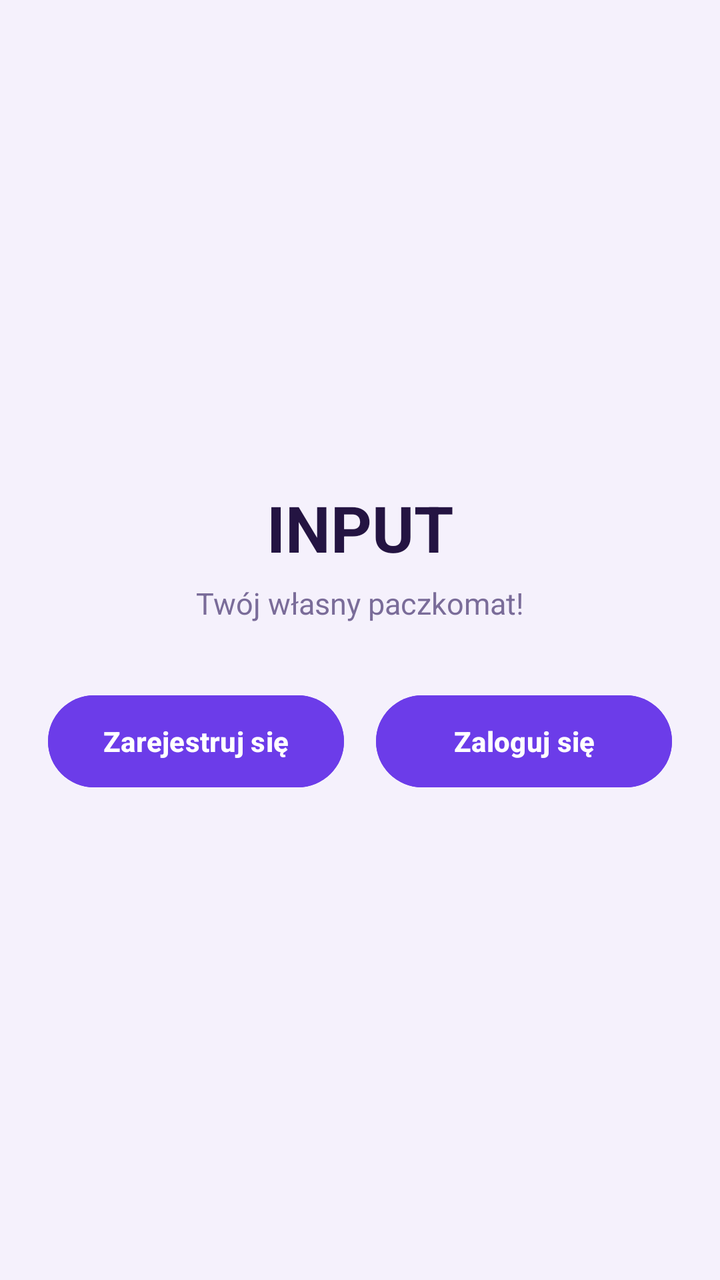
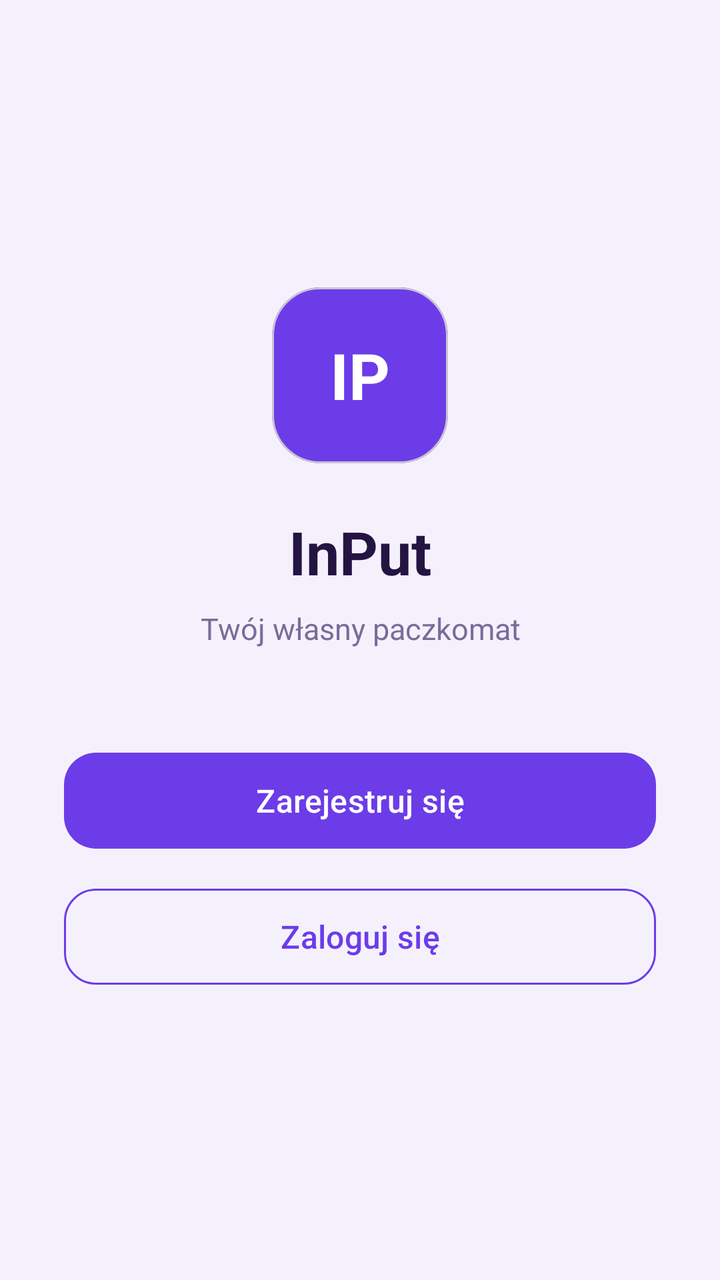

Before-and-after screenshots of an Android layout around one commit, followed by the original layout XML and the change that was made.
<!-- AndroidManifest.xml: application theme Theme.DemoEmptyActivity -->
<!-- res/layout/activity_main.xml -->
<?xml version="1.0" encoding="utf-8"?>
<androidx.appcompat.widget.LinearLayoutCompat xmlns:android="http://schemas.android.com/apk/res/android"
    xmlns:app="http://schemas.android.com/apk/res-auto"
    xmlns:tools="http://schemas.android.com/tools"
    android:id="@+id/main"
    android:layout_width="match_parent"
    android:layout_height="match_parent"
    android:orientation="vertical"
    android:gravity="center"
    android:padding="24dp"
    android:background="@color/purple_background"
    tools:context=".MainActivity">

    <TextView
        android:layout_width="wrap_content"
        android:layout_height="wrap_content"
        android:text="INPUT"
        android:textSize="32sp"
        android:textStyle="bold"
        android:textColor="@color/text_dark"
        android:layout_marginBottom="6dp" />

    <TextView
        android:layout_width="wrap_content"
        android:layout_height="wrap_content"
        android:text="Twój własny paczkomat!"
        android:textSize="15sp"
        android:textColor="@color/text_muted"
        android:layout_marginBottom="32dp" />

    <LinearLayout
        android:layout_width="match_parent"
        android:layout_height="wrap_content"
        android:orientation="horizontal">

        <Button
            android:layout_width="0dp"
            android:layout_height="54dp"
            android:layout_weight="1"
            android:layout_marginEnd="8dp"
            android:id="@+id/btn1"
            android:text="Zarejestruj się"
            android:textSize="14sp"
            android:textStyle="bold"
            android:textColor="@color/white"
            android:backgroundTint="@color/purple_primary" />

        <Button
            android:layout_width="0dp"
            android:layout_height="54dp"
            android:layout_weight="1"
            android:layout_marginStart="8dp"
            android:id="@+id/btn2"
            android:text="Zaloguj się"
            android:textSize="14sp"
            android:textStyle="bold"
            android:textColor="@color/white"
            android:backgroundTint="@color/purple_primary" />
    </LinearLayout>

</androidx.appcompat.widget.LinearLayoutCompat>
<!-- resources referenced by this layout -->
<resources>
  <color name="purple_background">#F5F1FC</color>
  <color name="purple_primary">#6C3CE9</color>
  <color name="text_dark">#241442</color>
  <color name="text_muted">#7A6C99</color>
  <color name="white">#FFFFFFFF</color>
  <style name="Theme.DemoEmptyActivity" parent="Base.Theme.DemoEmptyActivity" />
  <style name="Base.Theme.DemoEmptyActivity" parent="Theme.Material3.DayNight.NoActionBar">
          <item name="colorPrimary">@color/purple_primary</item>
          <item name="colorPrimaryDark">@color/purple_primary_dark</item>
          <item name="colorOnPrimary">@color/white</item>
          <item name="android:windowBackground">@color/purple_background</item>
      </style>
  <color name="purple_primary_dark">#4B2AAE</color>
</resources>

<!-- the commit's change to res/layout/activity_main.xml (unified diff, before → after) -->
@@ -1,5 +1,5 @@
 <?xml version="1.0" encoding="utf-8"?>
-<androidx.appcompat.widget.LinearLayoutCompat xmlns:android="http://schemas.android.com/apk/res/android"
+<LinearLayout xmlns:android="http://schemas.android.com/apk/res/android"
     xmlns:app="http://schemas.android.com/apk/res-auto"
     xmlns:tools="http://schemas.android.com/tools"
     android:id="@+id/main"
@@ -7,55 +7,66 @@
     android:layout_height="match_parent"
     android:orientation="vertical"
     android:gravity="center"
-    android:padding="24dp"
     android:background="@color/purple_background"
+    android:paddingHorizontal="32dp"
     tools:context=".MainActivity">
+
+    <com.google.android.material.card.MaterialCardView
+        android:layout_width="88dp"
+        android:layout_height="88dp"
+        app:cardCornerRadius="24dp"
+        app:cardElevation="0dp"
+        app:cardBackgroundColor="@color/purple_primary"
+        android:layout_marginBottom="24dp">
+
+        <TextView
+            android:layout_width="match_parent"
+            android:layout_height="match_parent"
+            android:gravity="center"
+            android:text="IP"
+            android:textColor="@color/white"
+            android:textSize="32sp"
+            android:textStyle="bold" />
+    </com.google.android.material.card.MaterialCardView>
 
     <TextView
         android:layout_width="wrap_content"
         android:layout_height="wrap_content"
-        android:text="INPUT"
-        android:textSize="32sp"
+        android:text="InPut"
+        android:textSize="30sp"
         android:textStyle="bold"
         android:textColor="@color/text_dark"
-        android:layout_marginBottom="6dp" />
+        android:layout_marginBottom="8dp" />
 
     <TextView
         android:layout_width="wrap_content"
         android:layout_height="wrap_content"
-        android:text="Twój własny paczkomat!"
+        android:text="Twój własny paczkomat"
         android:textSize="15sp"
         android:textColor="@color/text_muted"
-        android:layout_marginBottom="32dp" />
+        android:gravity="center"
+        android:layout_marginBottom="48dp" />
 
-    <LinearLayout
+    <com.google.android.material.button.MaterialButton
+        android:id="@+id/btn1"
         android:layout_width="match_parent"
-        android:layout_height="wrap_content"
-        android:orientation="horizontal">
+        android:layout_height="56dp"
+        android:text="Zarejestruj się"
+        android:textSize="16sp"
+        android:textAllCaps="false"
+        app:cornerRadius="16dp"
+        android:layout_marginBottom="12dp" />
 
-        <Button
-            android:layout_width="0dp"
-            android:layout_height="54dp"
-            android:layout_weight="1"
-            android:layout_marginEnd="8dp"
-            android:id="@+id/btn1"
-            android:text="Zarejestruj się"
-            android:textSize="14sp"
-            android:textStyle="bold"
-            android:textColor="@color/white"
-            android:backgroundTint="@color/purple_primary" />
+    <com.google.android.material.button.MaterialButton
+        android:id="@+id/btn2"
+        style="@style/Widget.Material3.Button.OutlinedButton"
+        android:layout_width="match_parent"
+        android:layout_height="56dp"
+        android:text="Zaloguj się"
+        android:textSize="16sp"
+        android:textColor="@color/purple_primary"
+        android:textAllCaps="false"
+        app:strokeColor="@color/purple_primary"
+        app:cornerRadius="16dp" />
 
-        <Button
-            android:layout_width="0dp"
-            android:layout_height="54dp"
-            android:layout_weight="1"
-            android:layout_marginStart="8dp"
-            android:id="@+id/btn2"
-            android:text="Zaloguj się"
-            android:textSize="14sp"
-            android:textStyle="bold"
-            android:textColor="@color/white"
-            android:backgroundTint="@color/purple_primary" />
-    </LinearLayout>
-
-</androidx.appcompat.widget.LinearLayoutCompat>
+</LinearLayout>
<!-- resource entries referenced after the edit -->
@@ -10,8 +10,18 @@
           <item name="colorPrimary">@color/purple_primary</item>
           <item name="colorPrimaryDark">@color/purple_primary_dark</item>
           <item name="colorOnPrimary">@color/white</item>
+          <item name="colorPrimaryContainer">@color/purple_container</item>
+          <item name="colorOnPrimaryContainer">@color/text_dark</item>
+          <item name="colorSecondary">@color/purple_primary</item>
+          <item name="colorSurface">@color/surface</item>
+          <item name="colorOnSurface">@color/text_dark</item>
+          <item name="colorOnSurfaceVariant">@color/text_muted</item>
+          <item name="colorOutline">@color/outline</item>
           <item name="android:windowBackground">@color/purple_background</item>
       </style>
   <color name="purple_primary_dark">#4B2AAE</color>
+  <color name="purple_container">#EDE4FB</color>
+  <color name="surface">#FFFFFF</color>
+  <color name="outline">#E1D9F5</color>
 </resources>
 
